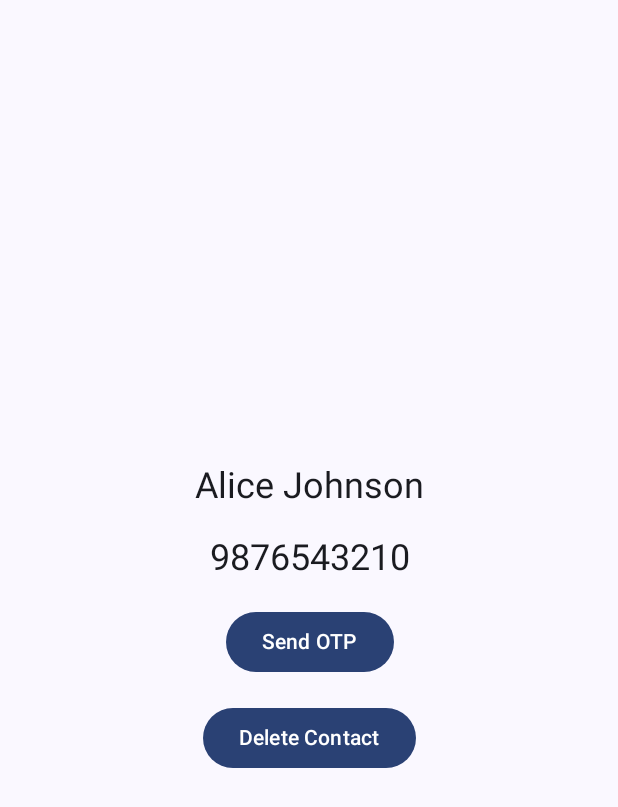
After one commit to MansoorCM/OTP-Manager, an Android app built with Jetpack Compose: the composable ContactDetailScreen called with sample values from the repository, on a phone screen of 412 x 824 dp. The commit adds this screen. Shown: the top 807 px of the screen. Run offline under Robolectric (Android 15) with nearby library versions, the phone set to English and light mode, and no system bars; our stand-ins replace Room's generated code.

Commit message:
Added contact detail screen

```diff
--- /dev/null
+++ b/app/src/main/java/com/example/otpmanager/ui/ContactDetailScreen.kt
@@ -0,0 +1,54 @@
+package com.example.otpmanager.ui
+
+import androidx.compose.foundation.layout.Arrangement
+import androidx.compose.foundation.layout.Column
+import androidx.compose.foundation.layout.Spacer
+import androidx.compose.foundation.layout.fillMaxSize
+import androidx.compose.foundation.layout.height
+import androidx.compose.foundation.layout.wrapContentSize
+import androidx.compose.material3.Button
+import androidx.compose.material3.MaterialTheme
+import androidx.compose.material3.Text
+import androidx.compose.runtime.Composable
+import androidx.compose.ui.Alignment
+import androidx.compose.ui.Modifier
+import androidx.compose.ui.res.stringResource
+import androidx.compose.ui.tooling.preview.Preview
+import androidx.compose.ui.unit.dp
+import com.example.otpmanager.R
+import com.example.otpmanager.data.Contact
+
+@Composable
+fun ContactDetailScreen(
+    contact: Contact,
+    modifier: Modifier = Modifier
+) {
+    Column(
+        verticalArrangement = Arrangement.Center,
+        horizontalAlignment = Alignment.CenterHorizontally,
+        modifier = modifier
+            .fillMaxSize()
+            .wrapContentSize()
+    ) {
+        Text(
+            "${contact.firstName} ${contact.lastName}",
+            style = MaterialTheme.typography.headlineSmall
+        )
+        Spacer(modifier = Modifier.height(16.dp))
+        Text(contact.phoneNum, style = MaterialTheme.typography.headlineSmall)
+        Spacer(modifier = Modifier.height(16.dp))
+        Button({}) {
+            Text(stringResource(R.string.send_otp))
+        }
+        Spacer(modifier = Modifier.height(16.dp))
+        Button({}) {
+            Text(stringResource(R.string.delete_contact))
+        }
+    }
+}
+
+@Preview(showSystemUi = true)
+@Composable
+fun ContactDetailScreenPreview() {
+    ContactDetailScreen(Contact(1, "Alice", "Johnson", "9876543210"))
+}
--- a/app/src/main/res/values/strings.xml
+++ b/app/src/main/res/values/strings.xml
@@ -6,4 +6,6 @@
     <string name="last_name">Last name</string>
     <string name="phone">Phone</string>
     <string name="contact_is_invalid">Contact is invalid.</string>
+    <string name="send_otp">Send OTP</string>
+    <string name="delete_contact">Delete Contact</string>
 </resources>
```
